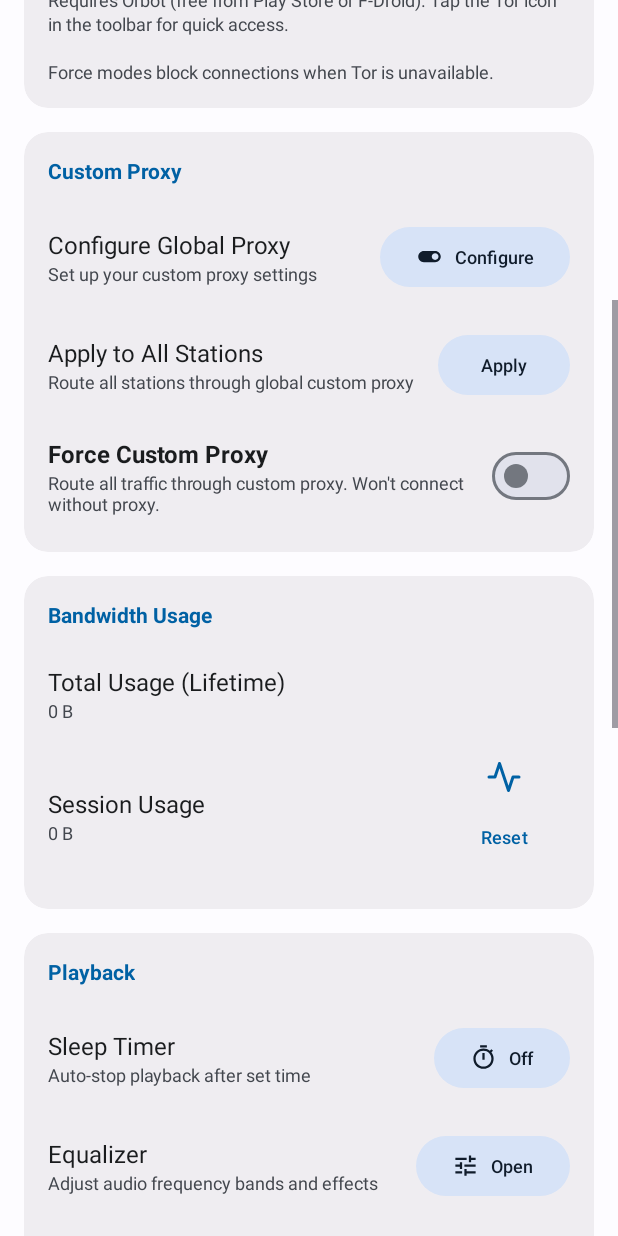
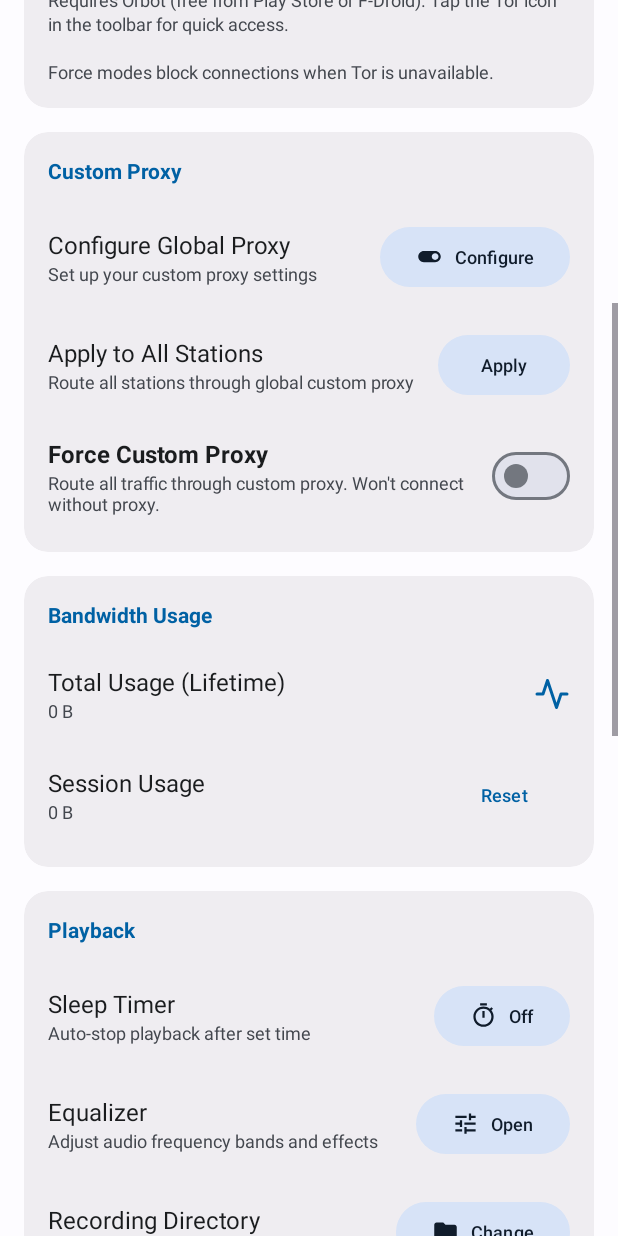
Before and after one commit to deutsia/deutsia-radio, an Android app: the fragment SettingsFragment shown on its own in the app's theme, scrolled down 576 dp, on a phone screen of 412 x 824 dp. Run offline under Robolectric (Android 15) with nearby library versions, the phone set to English and light mode, and no system bars; our stand-ins replace Room's generated code; 2 statements that could not run were skipped.

Commit message:
Fix bandwidth icon vertical alignment
Move bandwidth icon from Session Usage row to Total Usage row to properly
align with "Total Usage (Lifetime)" text. Remove duplicate icon from the
Session Usage section.

```diff
--- a/app/src/main/res/layout/fragment_settings.xml
+++ b/app/src/main/res/layout/fragment_settings.xml
@@ -582,8 +582,15 @@
                 <LinearLayout
                     android:layout_width="match_parent"
                     android:layout_height="wrap_content"
-                    android:orientation="vertical"
+                    android:orientation="horizontal"
+                    android:gravity="center_vertical"
                     android:paddingVertical="8dp">
+
+                    <LinearLayout
+                        android:layout_width="0dp"
+                        android:layout_height="wrap_content"
+                        android:layout_weight="1"
+                        android:orientation="vertical">
 
                         <TextView
                             android:layout_width="wrap_content"
@@ -599,6 +606,15 @@
                             android:text="0 B"
                             android:textSize="12sp"
                             android:textColor="?attr/colorOnSurfaceVariant" />
+
+                    </LinearLayout>
+
+                    <ImageView
+                        android:layout_width="24dp"
+                        android:layout_height="24dp"
+                        android:src="@drawable/ic_bandwidth"
+                        android:contentDescription="Bandwidth icon"
+                        app:tint="?attr/colorPrimary" />
 
                 </LinearLayout>
 
@@ -634,21 +650,6 @@
 
                     </LinearLayout>
 
-                    <!-- Right side: Icon centered over Reset button -->
-                    <LinearLayout
-                        android:layout_width="wrap_content"
-                        android:layout_height="wrap_content"
-                        android:orientation="vertical"
-                        android:gravity="center_horizontal">
-
-                        <ImageView
-                            android:layout_width="24dp"
-                            android:layout_height="24dp"
-                            android:src="@drawable/ic_bandwidth"
-                            android:contentDescription="Bandwidth icon"
-                            android:layout_marginBottom="4dp"
-                            app:tint="?attr/colorPrimary" />
-
                     <com.google.android.material.button.MaterialButton
                         android:id="@+id/resetBandwidthButton"
                         style="@style/Widget.Material3.Button.TextButton"
@@ -656,8 +657,6 @@
                         android:layout_height="wrap_content"
                         android:text="Reset"
                         android:textSize="12sp" />
-
-                    </LinearLayout>
 
                 </LinearLayout>
 
```
Lines whose indentation alone changed are shown as unchanged.
